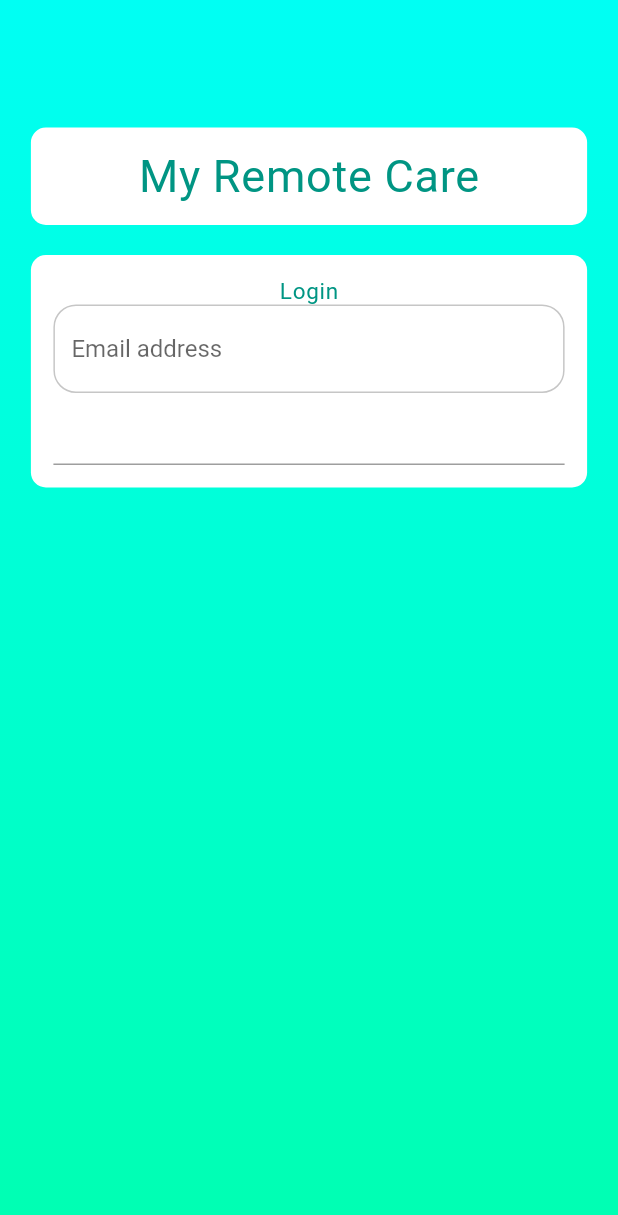
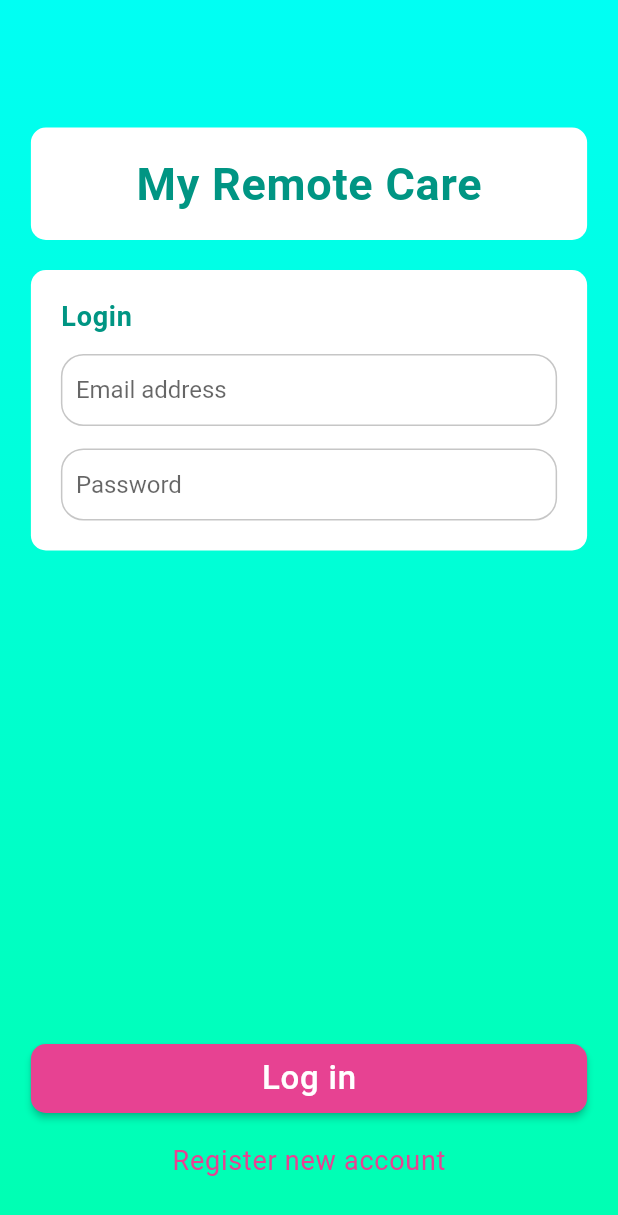
Before and after one commit to matbujnowicz/my-remote-care, a Flutter app: the screen it shows after launch, on a phone screen of 412 x 824 dp. Shown: the top 1215 px of the screen. Run offline on Flutter 3.47's test engine with Material 2 defaults, Android fonts, the phone set to English and light mode, and no system bars; Roboto replaces fonts that are missing (Roboto bold).

Commit message:
register and login screens finished

```diff
--- a/lib/app/routes.dart
+++ b/lib/app/routes.dart
@@ -1,7 +1,8 @@
 import 'package:flutter/widgets.dart';
 import 'package:mrc/screens/authentication/login_screen.dart';
+import 'package:mrc/screens/authentication/register_screen.dart';
 
 Map<String, Widget Function(BuildContext)> routes = {
   '/': (context) => LoginScreen(),
-  //'/register': (context) => RegisterScreen(context),
+  '/register': (context) => RegisterScreen(),
 };
--- a/lib/app/styles.dart
+++ b/lib/app/styles.dart
@@ -11,17 +11,41 @@ const backgroundGradient = LinearGradient(
 
 final primaryGreenColor = Color.fromARGB(255, 0, 149, 131);
 final grayColor = Color.fromARGB(255, 198, 198, 198);
+final accentColor = Color.fromARGB(255, 231, 66, 146);
+final accentDarkerColor = Color.fromARGB(255, 133, 28, 79);
 
 final greenFont = TextStyle(
   color: primaryGreenColor,
-  fontSize: 15.0,
+  fontSize: 18.0,
+  fontFamily: 'Roboto',
+  letterSpacing: 0.5,
+);
+
+final whiteFont = TextStyle(
+  color: Colors.white,
+  fontSize: 18.0,
+  fontFamily: 'Roboto',
+  letterSpacing: 0.5,
+);
+
+final accentFont = TextStyle(
+  color: accentColor,
+  fontSize: 18.0,
+  fontFamily: 'Roboto',
+  letterSpacing: 0.5,
+);
+
+final grayFont = TextStyle(
+  color: grayColor,
+  fontSize: 18.0,
   fontFamily: 'Roboto',
   letterSpacing: 0.5,
 );
 
 final greenBoldFont = TextStyle(
   color: primaryGreenColor,
-  fontSize: 15.0,
-  fontFamily: 'Roboto bold',
+  fontSize: 18.0,
+  fontFamily: 'Roboto',
+  fontWeight: FontWeight.bold,
   letterSpacing: 0.5,
 );
--- a/lib/screens/authentication/login_screen.dart
+++ b/lib/screens/authentication/login_screen.dart
@@ -1,6 +1,9 @@
 import 'package:flutter/material.dart';
 import 'package:mrc/app/styles.dart';
 import 'package:mrc/widgets/card_default.dart';
+import 'package:mrc/widgets/primary_button.dart';
+import 'package:mrc/widgets/text_button.dart';
+import 'package:mrc/widgets/text_field_default.dart';
 
 class LoginScreen extends StatefulWidget {
   LoginScreen({
@@ -44,11 +47,35 @@ class _LoginScreenScreenState extends State<LoginScreen> {
                   ),
                   margin: const EdgeInsets.only(top: 85),
                 ),
-                CardDefault(
-                  margin: const EdgeInsets.only(top: 20),
-                  child: _buildLoginCard(),
-                )
+                _buildLoginCard(),
               ],
+            ),
+          ),
+          Positioned(
+            bottom: 0,
+            child: Container(
+              width: screenWidth,
+              child: Column(
+                crossAxisAlignment: CrossAxisAlignment.center,
+                children: <Widget>[
+                  Container(
+                    margin: const EdgeInsets.only(bottom: 20),
+                    child: PrimaryButton(
+                      text: "Log in",
+                      onPressed: _handleLogin,
+                    ),
+                  ),
+                  Container(
+                    margin: const EdgeInsets.only(bottom: 40),
+                    child: TextButton(
+                      text: "Register new account",
+                      onPressed: _handleGoToRegister,
+                      textStyle: accentFont,
+                      pressedTextStyle: grayFont,
+                    ),
+                  ),
+                ],
+              ),
             ),
           )
         ],
@@ -57,32 +84,34 @@ class _LoginScreenScreenState extends State<LoginScreen> {
   }
 
   Widget _buildLoginCard() {
-    return Column(
-      children: <Widget>[
-        Text("Login", style: greenBoldFont),
-        TextField(
-          //TODO -> EXPORT THIS TEXTFIELD TO WIDGET
-          autocorrect: false,
-          controller: _emailController,
-          decoration: InputDecoration(
-            focusedBorder: OutlineInputBorder(
-              borderRadius: const BorderRadius.all(const Radius.circular(15)),
-              borderSide: BorderSide(
-                color: primaryGreenColor,
-                width: 1.0,
-              ),
+    return CardDefault(
+      margin: const EdgeInsets.only(top: 20),
+      child: Column(
+        children: <Widget>[
+          Container(
+              alignment: Alignment.centerLeft,
+              margin: EdgeInsets.only(bottom: 15),
+              child: Text("Login", style: greenBoldFont)),
+          Container(
+            margin: EdgeInsets.only(bottom: 15),
+            child: TextFieldDefault(
+              controller: _emailController,
+              hint: "Email address",
             ),
-            enabledBorder: OutlineInputBorder(
-              borderRadius: const BorderRadius.all(const Radius.circular(15)),
-              borderSide: BorderSide(color: grayColor, width: 1.0),
-            ),
-            hintText: 'Email address',
           ),
-        ),
-        TextField(
-          controller: _passwordController,
-        )
-      ],
+          TextFieldDefault(
+            controller: _passwordController,
+            hint: "Password",
+            obscureText: true,
+          )
+        ],
+      ),
     );
   }
+
+  void _handleLogin() {}
+
+  void _handleGoToRegister() {
+    Navigator.pushNamed(context, "/register");
+  }
 }
--- a/lib/widgets/card_default.dart
+++ b/lib/widgets/card_default.dart
@@ -11,7 +11,7 @@ class CardDefault extends StatelessWidget {
     final screenWidth = MediaQuery.of(context).size.width;
 
     return Container(
-      padding: const EdgeInsets.all(15),
+      padding: const EdgeInsets.all(20),
       margin: margin,
       width: screenWidth * 0.9,
       child: child,
--- /dev/null
+++ b/lib/widgets/primary_button.dart
@@ -0,0 +1,27 @@
+import 'package:flutter/material.dart';
+import 'package:mrc/app/styles.dart';
+
+class PrimaryButton extends StatelessWidget {
+  final String text;
+  final Function onPressed;
+
+  PrimaryButton({this.text, this.onPressed});
+
+  @override
+  Widget build(BuildContext context) {
+    final screenWidth = MediaQuery.of(context).size.width;
+
+    return ButtonTheme(
+      minWidth: 0.9 * screenWidth,
+      padding: const EdgeInsets.symmetric(vertical: 10),
+      child: RaisedButton(
+        onPressed: onPressed,
+        child: Text(text, style: whiteFont.copyWith(fontSize: 22)),
+        color: Theme.of(context).accentColor,
+        shape: RoundedRectangleBorder(
+          borderRadius: new BorderRadius.circular(10),
+        ),
+      ),
+    );
+  }
+}
--- /dev/null
+++ b/lib/widgets/text_button.dart
@@ -0,0 +1,39 @@
+import 'package:flutter/material.dart';
+
+class TextButton extends StatefulWidget {
+  final String text;
+  final Function onPressed;
+  final TextStyle textStyle;
+  final TextStyle pressedTextStyle;
+
+  TextButton(
+      {this.text, this.onPressed, this.textStyle, this.pressedTextStyle});
+
+  @override
+  _TextButtonState createState() => _TextButtonState();
+}
+
+class _TextButtonState extends State<TextButton> {
+  bool pressed = false;
+
+  @override
+  Widget build(BuildContext context) {
+    return GestureDetector(
+      onTap: onTap,
+      child: AnimatedDefaultTextStyle(
+        style: pressed ? widget.pressedTextStyle : widget.textStyle,
+        duration: const Duration(milliseconds: 1),
+        child: Text(
+          widget.text,
+        ),
+      ),
+    );
+  }
+
+  void onTap() {
+    setState(() {
+      pressed = true;
+    });
+    widget.onPressed();
+  }
+}
--- /dev/null
+++ b/lib/widgets/text_field_default.dart
@@ -0,0 +1,34 @@
+import 'package:flutter/material.dart';
+import 'package:mrc/app/styles.dart';
+
+class TextFieldDefault extends StatelessWidget {
+  final TextEditingController controller;
+  final String hint;
+  final bool obscureText;
+
+  TextFieldDefault({this.controller, this.hint, this.obscureText = false});
+
+  @override
+  Widget build(BuildContext context) {
+    return TextField(
+      autocorrect: false,
+      controller: controller,
+      obscureText: obscureText,
+      decoration: InputDecoration(
+        contentPadding: const EdgeInsets.all(10),
+        focusedBorder: OutlineInputBorder(
+          borderRadius: const BorderRadius.all(const Radius.circular(15)),
+          borderSide: BorderSide(
+            color: primaryGreenColor,
+            width: 1.0,
+          ),
+        ),
+        enabledBorder: OutlineInputBorder(
+          borderRadius: const BorderRadius.all(const Radius.circular(15)),
+          borderSide: BorderSide(color: grayColor, width: 1.0),
+        ),
+        hintText: hint,
+      ),
+    );
+  }
+}
```
Also changed, not shown: lib/screens/authentication/register_screen.dart (+151 -0 lines).
